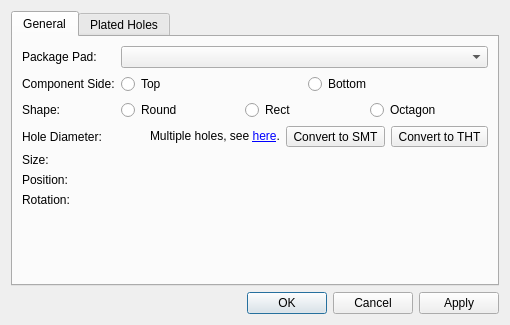
This is libs/librepcb/editor/library/pkg/footprintpadpropertiesdialog.ui in LibrePCB/LibrePCB as Qt 5 draws it before an edit. The edited form follows.
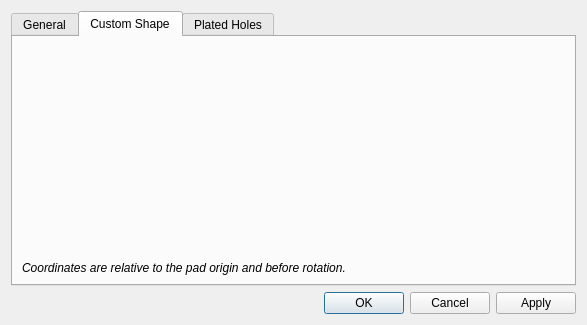
This is the edited form. The open tabs and pages were chosen to show the change. Icons and pictures are not drawn. Custom widgets are drawn as their Qt base class.

Commit message: Add support for custom footprint pad shapes

Diff of the .ui file:
```diff
--- a/libs/librepcb/editor/library/pkg/footprintpadpropertiesdialog.ui
+++ b/libs/librepcb/editor/library/pkg/footprintpadpropertiesdialog.ui
@@ -6,7 +6,7 @@
    <rect>
     <x>0</x>
     <y>0</y>
-    <width>510</width>
+    <width>587</width>
     <height>325</height>
    </rect>
   </property>
@@ -212,6 +212,31 @@
        </item>
       </layout>
      </widget>
+     <widget class="QWidget" name="tabCustomShape">
+      <attribute name="title">
+       <string>Custom Shape</string>
+      </attribute>
+      <layout class="QVBoxLayout" name="verticalLayout_3" stretch="1,0">
+       <item>
+        <widget class="librepcb::editor::PathEditorWidget" name="customShapePathEditor" native="true"/>
+       </item>
+       <item>
+        <widget class="QLabel" name="label_8">
+         <property name="font">
+          <font>
+           <italic>true</italic>
+          </font>
+         </property>
+         <property name="text">
+          <string>Coordinates are relative to the pad origin and before rotation.</string>
+         </property>
+         <property name="wordWrap">
+          <bool>true</bool>
+         </property>
+        </widget>
+       </item>
+      </layout>
+     </widget>
      <widget class="QWidget" name="tabHoles">
       <attribute name="title">
        <string>Plated Holes</string>
@@ -346,6 +371,12 @@
    <header location="global">librepcb/editor/widgets/holeeditorwidget.h</header>
    <container>1</container>
   </customwidget>
+  <customwidget>
+   <class>librepcb::editor::PathEditorWidget</class>
+   <extends>QWidget</extends>
+   <header location="global">librepcb/editor/widgets/patheditorwidget.h</header>
+   <container>1</container>
+  </customwidget>
  </customwidgets>
  <tabstops>
   <tabstop>cbxPackagePad</tabstop>
```
Left out of the diff: 7 changed lines with no effect on the pictures. The commit also changes 22 other files.
